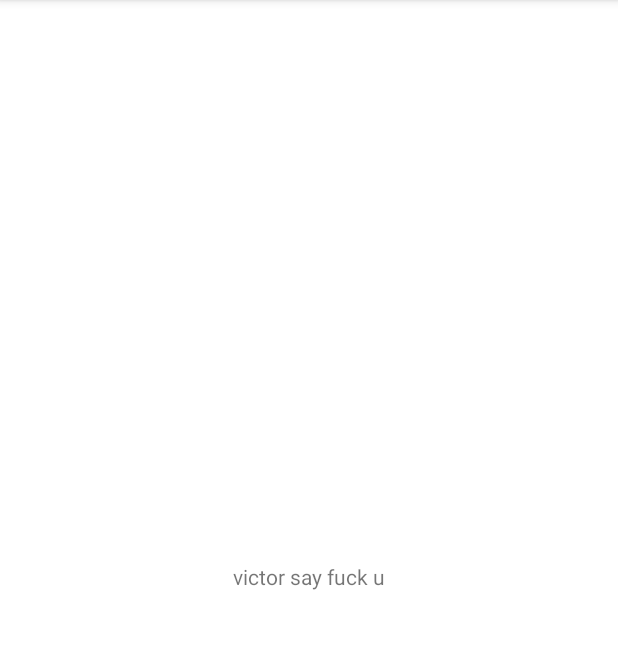
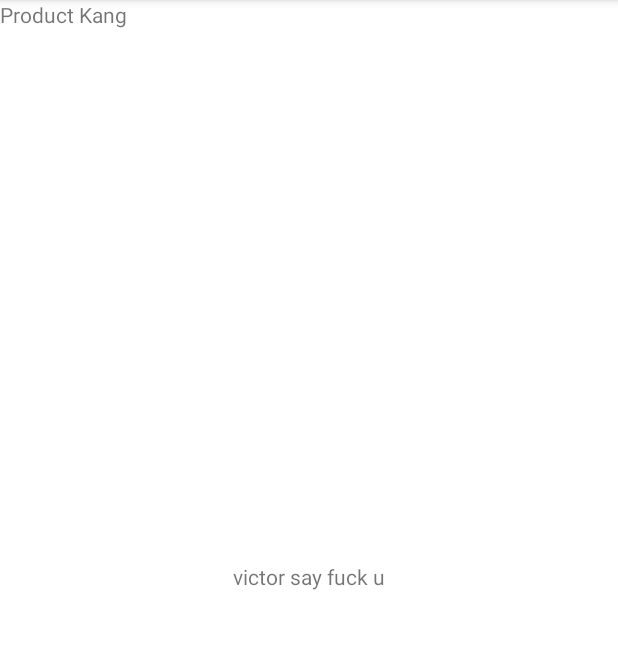
Before and after one commit to junjie200018/WarehouseRIT3G2, an Android app: the screen it shows after launch (MainActivity), on a phone screen of 412 x 824 dp, the part 84-733 px from its top. Run offline under Robolectric (Android 15) with nearby library versions, the phone set to English and light mode, and no system bars.

Commit message:
init commit

```diff
--- a/app/src/main/res/layout/activity_main.xml
+++ b/app/src/main/res/layout/activity_main.xml
@@ -15,4 +15,12 @@
         app:layout_constraintRight_toRightOf="parent"
         app:layout_constraintTop_toTopOf="parent" />
 
+    <TextView
+        android:id="@+id/textView"
+        android:layout_width="wrap_content"
+        android:layout_height="wrap_content"
+        android:text="Product Kang"
+        tools:layout_editor_absoluteX="163dp"
+        tools:layout_editor_absoluteY="288dp" />
+
 </androidx.constraintlayout.widget.ConstraintLayout>
```
